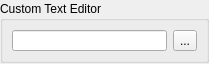
First picture: the form in sibl_gui/components/addons/rawEditingUtilities/ui/Raw_Editing_Utilities.ui, repository KelSolaar/sIBL_GUI, before the edit.
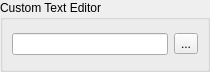
Second picture: the form after the edit.

```diff
--- a/sibl_gui/components/addons/rawEditingUtilities/ui/Raw_Editing_Utilities.ui
+++ b/sibl_gui/components/addons/rawEditingUtilities/ui/Raw_Editing_Utilities.ui
@@ -6,8 +6,8 @@
    <rect>
     <x>0</x>
     <y>0</y>
-    <width>209</width>
-    <height>64</height>
+    <width>210</width>
+    <height>72</height>
    </rect>
   </property>
   <property name="windowTitle">
@@ -19,19 +19,10 @@
    </property>
    <item row="0" column="0">
     <widget class="QGroupBox" name="Custom_Text_Editor_Path_groupBox">
-     <property name="maximumSize">
-      <size>
-       <width>16777215</width>
-       <height>64</height>
-      </size>
-     </property>
      <property name="title">
       <string>Custom Text Editor</string>
      </property>
      <layout class="QGridLayout" name="Custom_Text_Editor_Path_groupBox_gridLayout">
-      <property name="sizeConstraint">
-       <enum>QLayout::SetMaximumSize</enum>
-      </property>
       <item row="0" column="0">
        <widget class="QLineEdit" name="Custom_Text_Editor_Path_lineEdit">
         <property name="statusTip">
```
